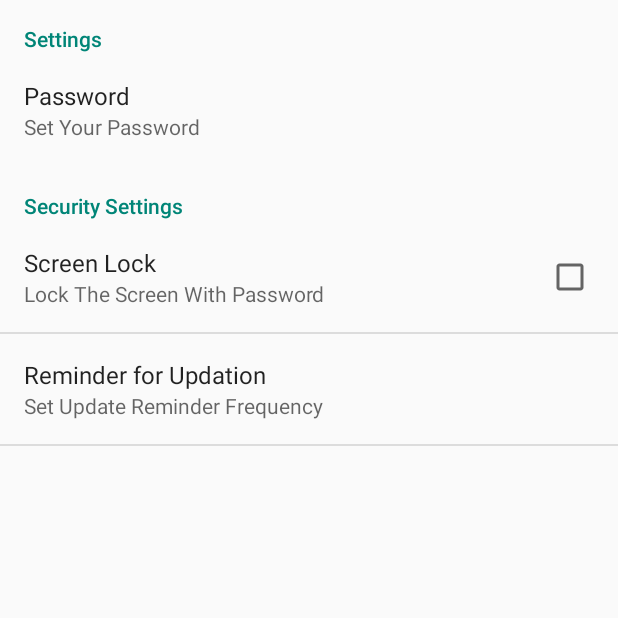
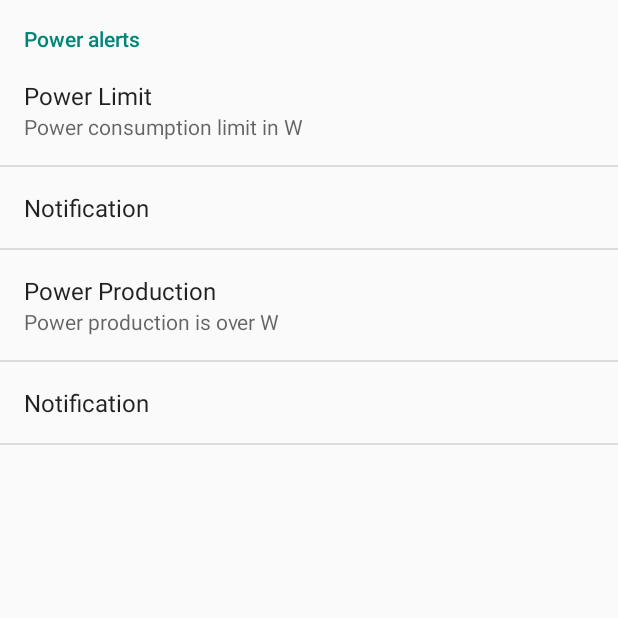
Before and after one commit to fcasarsa/powerMeterApp, an Android app: the UserSettingActivity screen opened directly, with no data from a screen before it, on a phone screen of 412 x 824 dp, the top half of it. Run offline under Robolectric (Android 15) with nearby library versions, the phone set to English and light mode, and no system bars.

Commit message:
Added sound notifications,
customizations on settings menu.

```diff
--- a/app/src/main/java/it/casarsa/powermeter/UserSettingActivity.java
+++ b/app/src/main/java/it/casarsa/powermeter/UserSettingActivity.java
@@ -17,4 +17,5 @@ public class UserSettingActivity extends PreferenceActivity {
 
     }
 
+
 }
--- a/app/src/main/res/xml/user_settings.xml
+++ b/app/src/main/res/xml/user_settings.xml
@@ -1,13 +1,28 @@
 <?xml version="1.0" encoding="utf-8"?>
 <PreferenceScreen xmlns:android="http://schemas.android.com/apk/res/android">
 
-    <PreferenceCategory android:title="Settings">
+    <PreferenceCategory android:title="Power alerts">
         <EditTextPreference
-            android:title="Password"
-            android:summary="Set Your Password"
-            android:key="prefUserPassword" />
+            android:title="Power Limit"
+            android:summary="Power consumption limit in W"
+            android:inputType="number"
+            android:key="prefPowerLimit" />
+        <RingtonePreference
+            android:title="Notification"
+            android:key="prefPowerLimitNotification" />
+
+        <EditTextPreference
+            android:title="Power Production"
+            android:summary="Power production is over W"
+            android:inputType="number"
+            android:key="prefPowerProduction" />
+        <RingtonePreference
+            android:title="Notification"
+            android:key="prefPowerProductionNotification" />
+
     </PreferenceCategory>
 
+    <!--
         <PreferenceCategory android:title="Security Settings">
             <CheckBoxPreference
                 android:defaultValue="false"
@@ -22,5 +37,6 @@
                 android:entries="@array/updateFrequency"
                 android:entryValues="@array/updateFrequencyValues" />
         </PreferenceCategory>
+    -->
 
 </PreferenceScreen>
```
Also changed, not shown: app/src/main/AndroidManifest.xml (+5 -3 lines), app/src/main/java/it/casarsa/powermeter/DataService.java (+59 -1 lines), app/src/main/java/it/casarsa/powermeter/PowerData.java (+9 -9 lines), 1 other file. Lines whose indentation alone changed are shown as unchanged.
